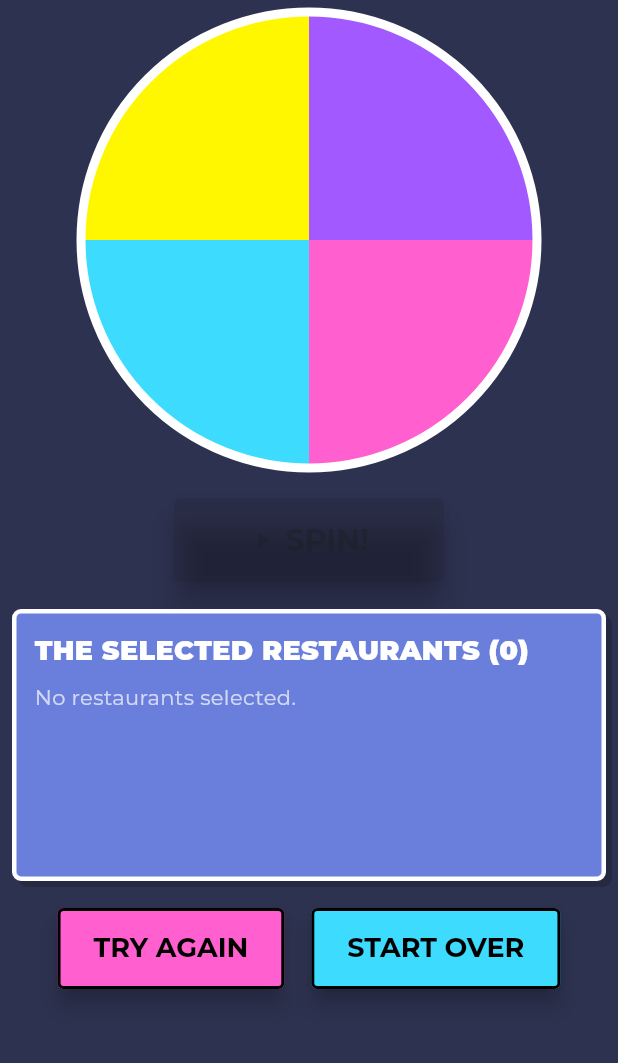
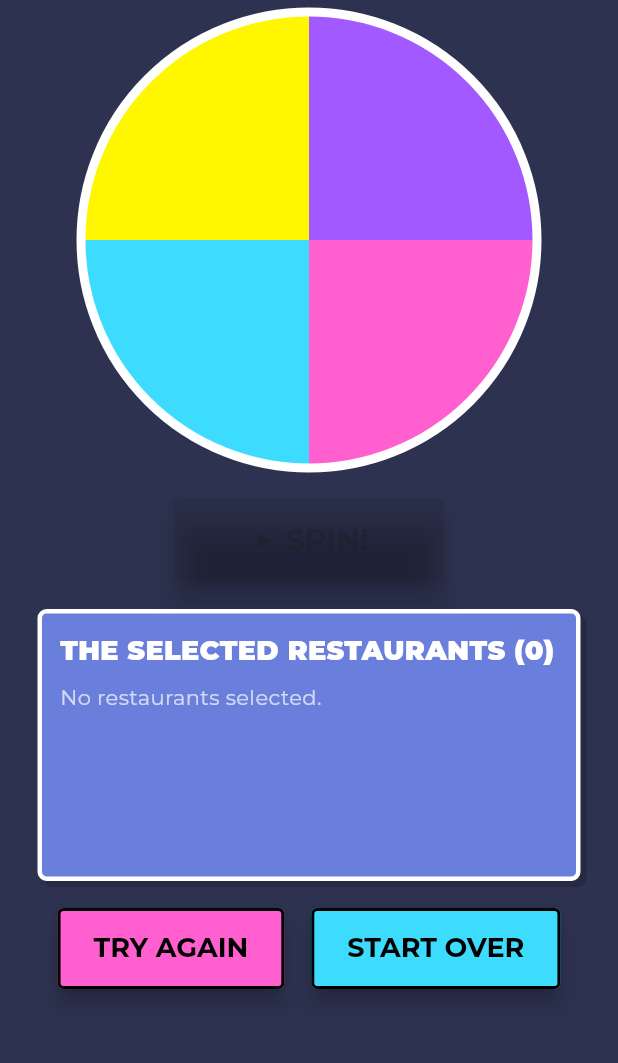
Before and after one commit to CodeWithSomesh/WhatToEat, a Flutter app: the AutoWheelScreen screen opened directly with empty values, on a phone screen of 412 x 824 dp, the part 108-1171 px from its top. Run offline on Flutter 3.47's test engine with Material 3 defaults, Android fonts, the phone set to English and light mode, and no system bars; our stand-ins replace audioplayers, confetti, google_fonts.

```diff
--- a/lib/screens/auto_wheel_screen.dart
+++ b/lib/screens/auto_wheel_screen.dart
@@ -43,6 +43,7 @@ class _AutoWheelScreenState extends State<AutoWheelScreen> with SingleTickerProv
     _audioPlayer.dispose();
     super.dispose();
   }
+
 
   Future<void> _spinWheel() async {
     if (_currentOptions.isEmpty || _isSpinning) return;
@@ -230,7 +231,7 @@ class _AutoWheelScreenState extends State<AutoWheelScreen> with SingleTickerProv
                   const SizedBox(height: 18),
                   // The Selected Restaurants card
                   Padding(
-                    padding: const EdgeInsets.symmetric(horizontal: 8.0),
+                    padding: const EdgeInsets.symmetric(horizontal: 25.0),
                     child: ConstrainedBox(
                       constraints: BoxConstraints(
                         minHeight: MediaQuery.of(context).size.height * 0.22,
@@ -289,6 +290,7 @@ class _AutoWheelScreenState extends State<AutoWheelScreen> with SingleTickerProv
                       ),
                     ),
                   ),
+                  // Add top margin before the button row
                   const SizedBox(height: 18),
                   Row(
                     mainAxisAlignment: MainAxisAlignment.center,
```
